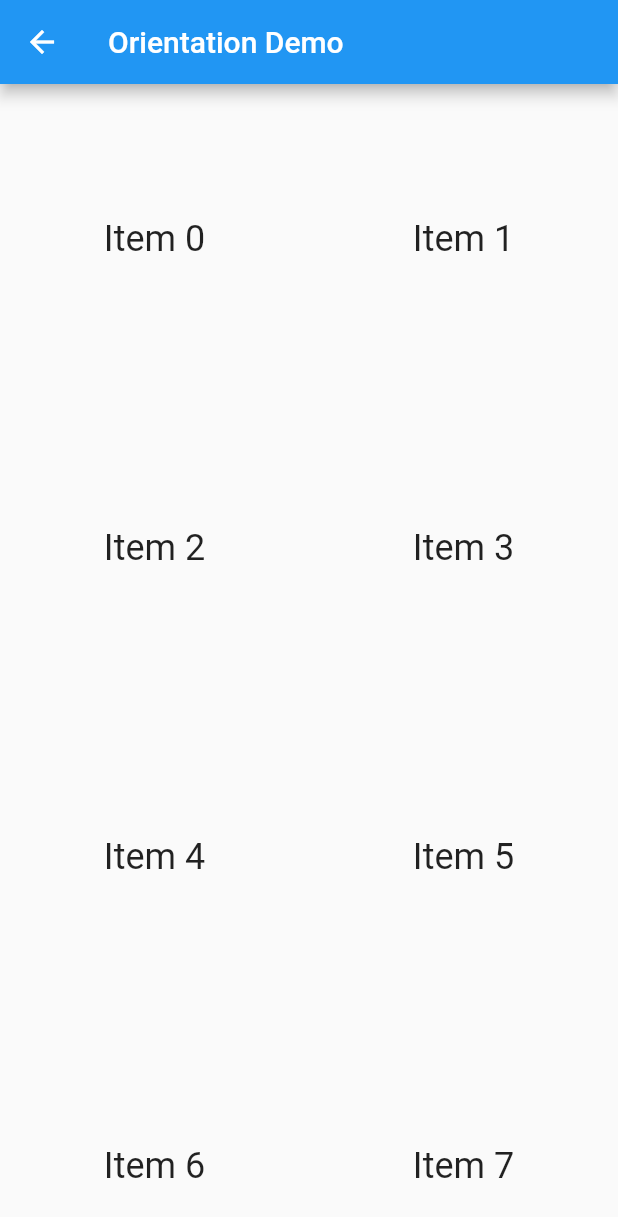
After one commit to yangjiheng/flutter_cookbook, a Flutter app: the OrientationPage screen opened directly, on a phone screen of 412 x 824 dp. The commit adds this screen. Shown: the top 1217 px of the screen. Run offline on Flutter 3.47's test engine with Material 2 defaults, Android fonts, the phone set to English and light mode, and no system bars; our stand-ins replace shared_preferences; accounts and stored records are empty.

Commit message:
Implemented orientation page demo

```diff
--- a/lib/pages/homepage.dart
+++ b/lib/pages/homepage.dart
@@ -6,6 +6,7 @@ import "./animationpage.dart";
 import "./widgetfadepage.dart";
 import "./snackbarpage.dart";
 import "./fontspage.dart";
+import "./orientationpage.dart";
 import "package:shared_preferences/shared_preferences.dart";
 
 class HomePage extends StatefulWidget {
@@ -80,6 +81,12 @@ class HomePageState extends State<HomePage> {
               onTap:() {
                 Navigator.push(context, MaterialPageRoute(builder: (context) => FontsPage()));
               }
+            ),
+            ListTile(
+              title: Text("Orientation demo"),
+              onTap: () {
+                Navigator.push(context, MaterialPageRoute(builder: (context) => OrientationPage()));
+              },
             )
           ]
         ),
--- /dev/null
+++ b/lib/pages/orientationpage.dart
@@ -0,0 +1,32 @@
+import "package:flutter/material.dart";
+
+class OrientationPage extends StatefulWidget {
+  @override
+  OrientationPageState createState() => OrientationPageState();
+}
+
+class OrientationPageState extends State<OrientationPage> {
+  @override
+  Widget build(BuildContext context) {
+    return Scaffold(
+      appBar: AppBar(
+        title: Text("Orientation Demo"),
+      ),
+      body: OrientationBuilder(
+        builder: (context, orientation) {
+          return GridView.count(
+            crossAxisCount: orientation == Orientation.portrait ? 2 : 3,
+            children: List.generate(100, (index) {
+              return Center(
+                child: Text(
+                  'Item $index',
+                  style: Theme.of(context).textTheme.headline,
+                ),
+              );
+            })
+          );
+        }
+      ),
+    );
+  }
+}
```
Also changed, not shown: 1 other file.
